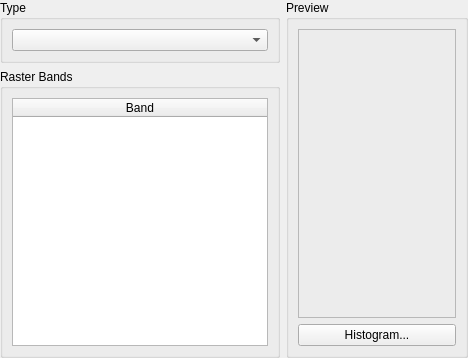
Before: the Qt Designer form src/terralib/qt/widgets/rp/ui/ContrastWizardPageForm.ui in claudiobogossian/terralib5, drawn with Qt 5.
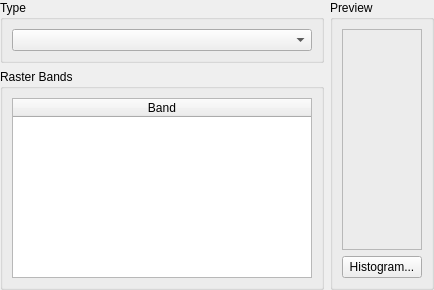
After: the same form once the commit is applied.

Patch:
```diff
--- a/src/terralib/qt/widgets/rp/ui/ContrastWizardPageForm.ui
+++ b/src/terralib/qt/widgets/rp/ui/ContrastWizardPageForm.ui
@@ -6,8 +6,8 @@
    <rect>
     <x>0</x>
     <y>0</y>
-    <width>468</width>
-    <height>358</height>
+    <width>425</width>
+    <height>290</height>
    </rect>
   </property>
   <property name="windowTitle">
@@ -52,6 +52,12 @@
          <layout class="QGridLayout" name="gridLayout_24">
           <item row="0" column="0">
            <widget class="QTableWidget" name="m_bandTableWidget">
+            <property name="minimumSize">
+             <size>
+              <width>300</width>
+              <height>0</height>
+             </size>
+            </property>
             <property name="alternatingRowColors">
              <bool>false</bool>
             </property>
```
